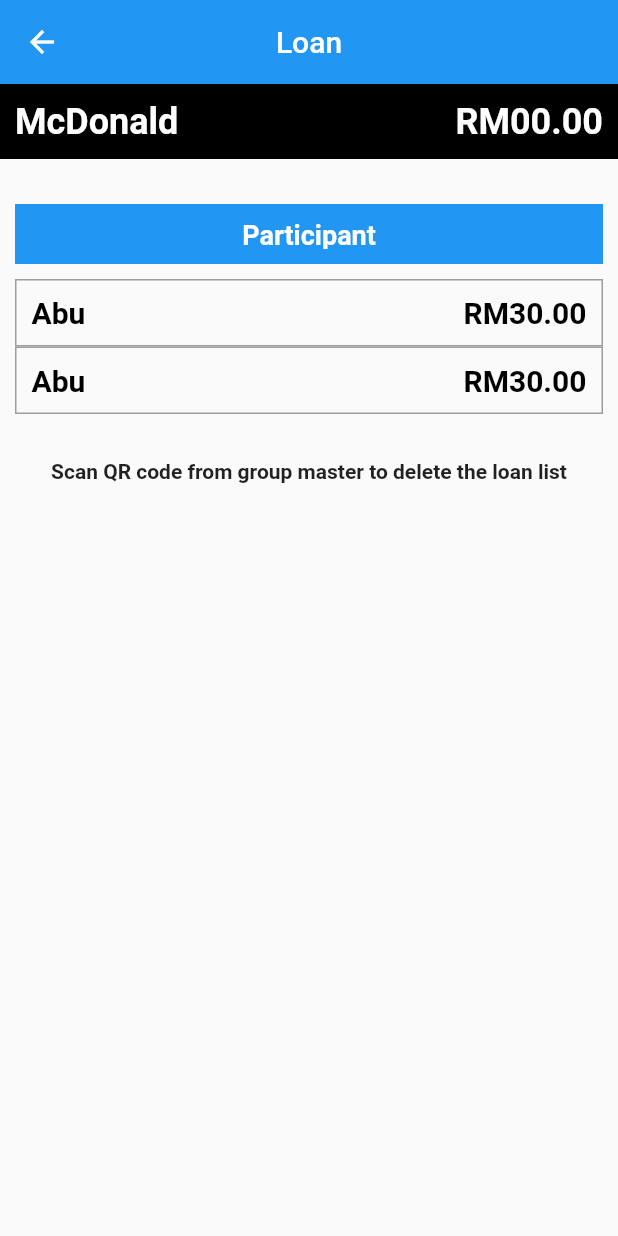
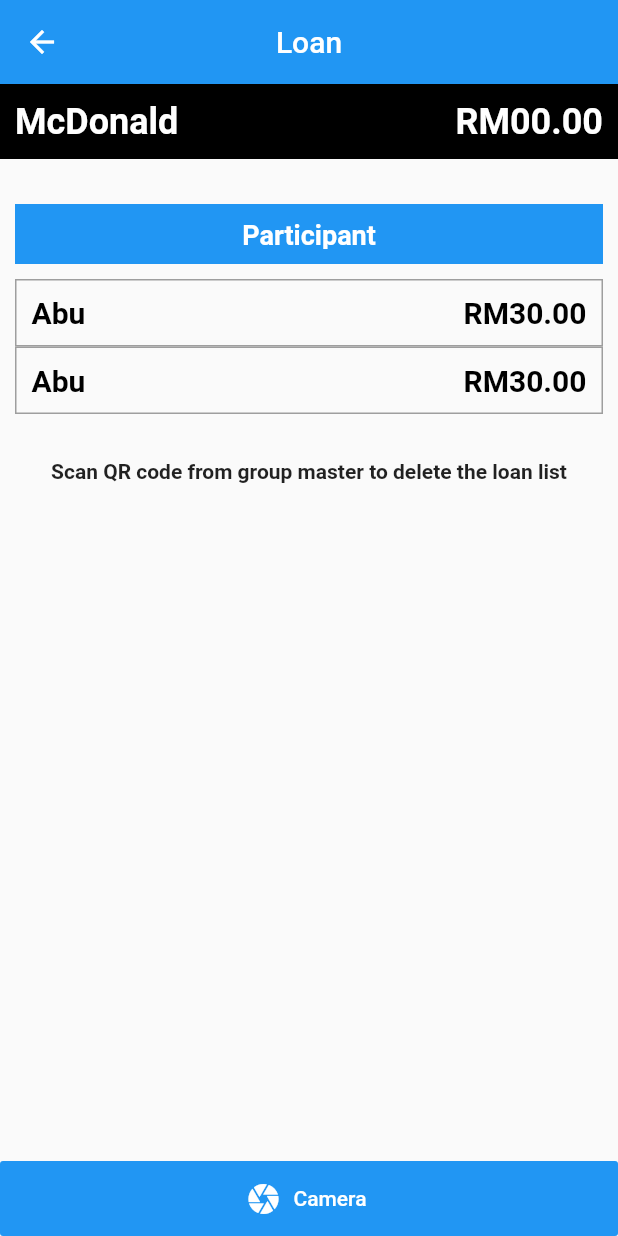
Before and after one commit to zulfadhli192627/tongtong, a Flutter app: the LoanDetail screen opened directly, on a phone screen of 412 x 824 dp. Run offline on Flutter 3.47's test engine with Material 2 defaults, Android fonts, the phone set to English and light mode, and no system bars; our stand-ins replace image_picker, qr_flutter; missing offline and left inert: clipboard, firebase_ml_vision; accounts and stored records are empty.

Commit message:
Organize File and Finishing Loan Page UI

```diff
--- a/lib/main.dart
+++ b/lib/main.dart
@@ -1,5 +1,5 @@
 import 'package:flutter/material.dart';
-import 'package:tong_tong/loan/loanHome.dart';
+import 'package:tong_tong/screen/loanHome.dart';
 import 'package:tong_tong/widget/receipt_scanner.dart';
 
 void main() => runApp(MyApp());
--- a/lib/loan/lent.dart
+++ b/lib/screen/lent.dart
@@ -1,6 +1,6 @@
 import 'package:flutter/material.dart';
 import 'package:qr_flutter/qr_flutter.dart';
-import 'package:tong_tong/loan/lentList.dart';
+import 'package:tong_tong/widget/lentList.dart';
 
 class LentDetail extends StatefulWidget {
   @override
--- a/lib/loan/loan.dart
+++ b/lib/screen/loan.dart
@@ -1,5 +1,5 @@
 import 'package:flutter/material.dart';
-import 'package:tong_tong/loan/loanList.dart';
+import 'package:tong_tong/widget/loanList.dart';
 
 class LoanDetail extends StatefulWidget {
   @override
@@ -14,6 +14,16 @@ class _LoanDetailState extends State<LoanDetail> {
         backgroundColor: Colors.blue,
         centerTitle: true,
         title: Text('Loan'),
+      ),
+      bottomNavigationBar: InkWell(
+        child: FlatButton.icon(
+          height: 50.0,
+          color: Colors.blue,
+          textColor: Colors.white,
+          icon: Icon(Icons.camera),
+          label: Text('Camera'),
+          onPressed: () {},
+        ),
       ),
       body: ListView(children: <Widget>[
         // Loan List Title ----------------------------------------------------
--- a/lib/loan/loanHome.dart
+++ b/lib/screen/loanHome.dart
@@ -1,5 +1,5 @@
 import 'package:flutter/material.dart';
-import 'package:tong_tong/loan/loanTile.dart';
+import 'package:tong_tong/widget/loanTile.dart';
 
 class LoanPage extends StatelessWidget {
   @override
--- a/lib/loan/loanTile.dart
+++ b/lib/widget/loanTile.dart
@@ -1,7 +1,7 @@
 import 'package:flutter/material.dart';
 import 'package:tong_tong/conts/deco.dart';
-import 'package:tong_tong/loan/lent.dart';
-import 'package:tong_tong/loan/loan.dart';
+import 'package:tong_tong/screen/lent.dart';
+import 'package:tong_tong/screen/loan.dart';
 
 class LoanTile extends StatelessWidget {
   String loantype;
```
Also changed, not shown: lib/widget/lentList.dart (renamed from lib/loan/lentList.dart), lib/widget/loanList.dart (renamed from lib/loan/loanList.dart).
